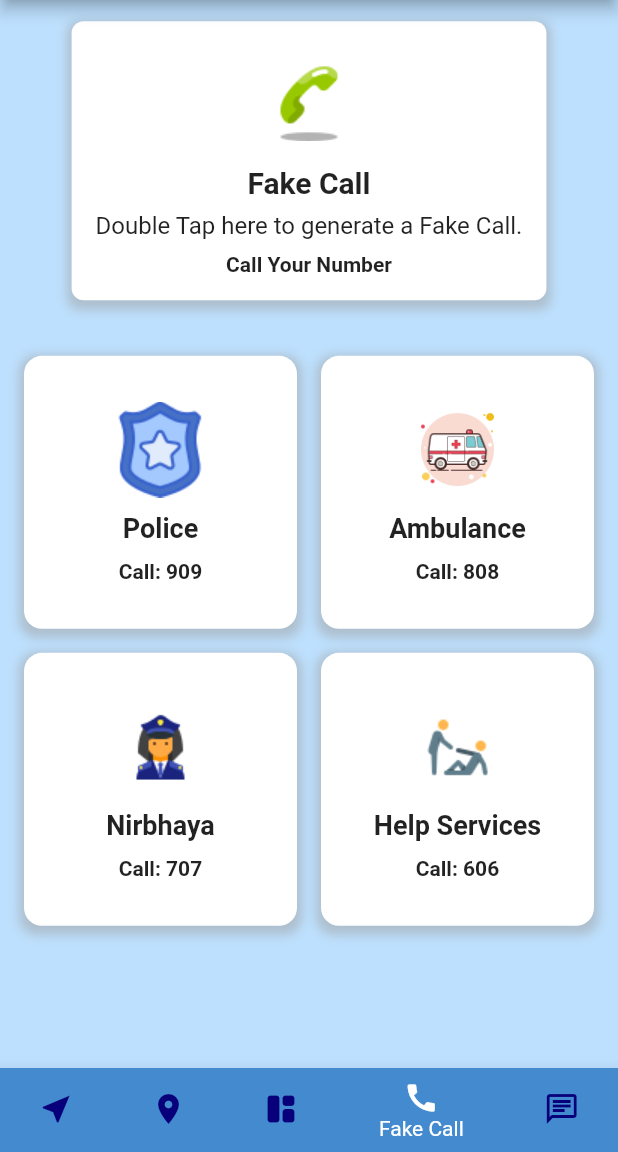
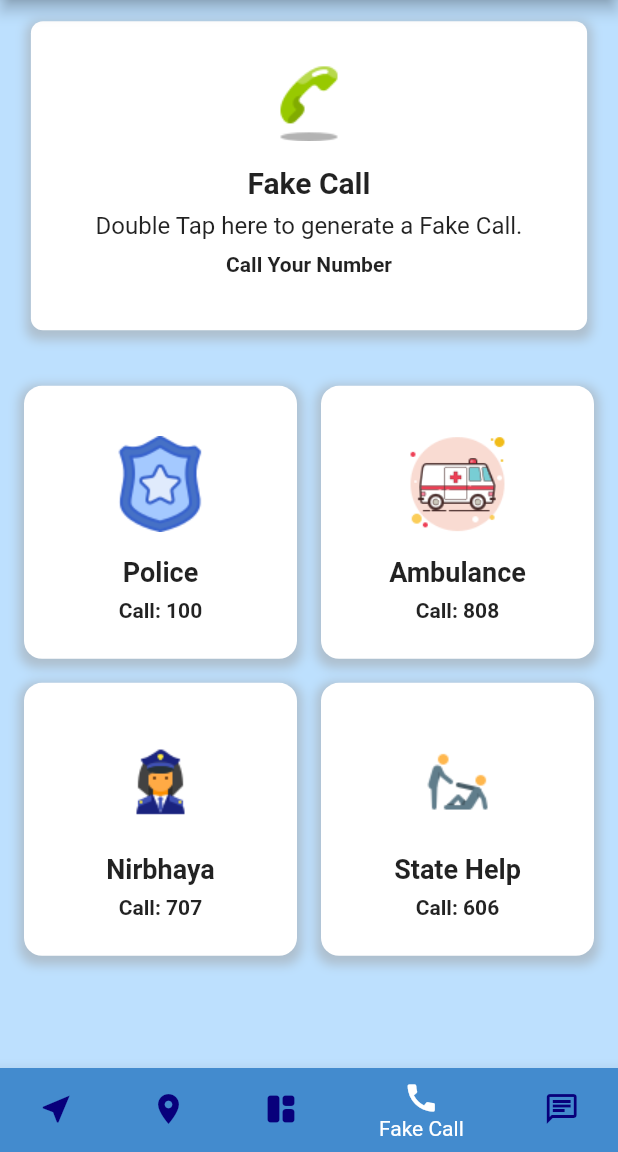
Before and after one commit to adityashah841/Rakshika-Kavach-2023, a Flutter app: the screen it shows after launch, item 4 of the bottom bar chosen, on a phone screen of 412 x 824 dp, the part 84-1236 px from its top. Run offline on Flutter 3.47's test engine with Material 2 defaults, Android fonts, the phone set to English and light mode, and no system bars; our stand-ins replace fluttertoast, geolocator; missing offline and left inert: flutter_callkit_incoming, flutter_phone_direct_caller, kommunicate_flutter.

Commit message:
Integration initiated

```diff
--- a/women_safety_app/lib/screens/fake_call_screen.dart
+++ b/women_safety_app/lib/screens/fake_call_screen.dart
@@ -4,9 +4,48 @@ import 'package:flutter_callkit_incoming/flutter_callkit_incoming.dart';
 import 'package:flutter_phone_direct_caller/flutter_phone_direct_caller.dart';
 import 'package:women_safety_app/components/app_bar.dart';
 import 'package:women_safety_app/utils/color.dart';
+import 'package:geolocator/geolocator.dart';
+import 'package:fluttertoast/fluttertoast.dart';
 
 class FakeCallScreen extends StatelessWidget {
   const FakeCallScreen({super.key});
+
+  Future<List<String>?> getCurrentLocation() async {
+    bool serviceEnabled;
+    LocationPermission permission;
+
+    serviceEnabled = await Geolocator.isLocationServiceEnabled();
+    if (!serviceEnabled) {
+      Fluttertoast.showToast(
+          msg: 'Please enable location services on your device.');
+      return null;
+    }
+
+    permission = await Geolocator.checkPermission();
+    if (permission == LocationPermission.denied) {
+      permission = await Geolocator.requestPermission();
+      if (permission == LocationPermission.denied) {
+        Fluttertoast.showToast(
+            msg:
+                'Location permissions are permanently denied, we cannot request permission');
+        return null;
+      }
+    }
+
+    Position position;
+    try {
+      position = await Geolocator.getCurrentPosition();
+    } catch (e) {
+      Fluttertoast.showToast(
+          msg: 'Error getting current location. Please try again later.');
+      return null;
+    }
+
+    String latitude = position.latitude.toString();
+    String longitude = position.longitude.toString();
+
+    return [latitude, longitude];
+  }
 
   _callNumber(String number) async {
     await FlutterPhoneDirectCaller.callNumber(number);
@@ -32,26 +71,26 @@ class FakeCallScreen extends StatelessWidget {
                 padding: const EdgeInsets.all(16.0),
                 children: [
                   _buildServiceCard(
+                    context,
                     name: "Police",
-                    description: "Description of the Police service",
                     image: 'assets/images/policeImage.png',
-                    number: "909",
+                    number: "100",
                   ),
                   _buildServiceCard(
+                    context,
                     name: "Ambulance",
-                    description: "Description of the Ambulance service",
                     image: 'assets/images/ambulanceImage.png',
                     number: "808",
                   ),
                   _buildServiceCard(
+                    context,
                     name: "Nirbhaya",
-                    description: "Description of the Nirbhaya service",
                     image: 'assets/images/femalePolice.png',
                     number: "707",
                   ),
-                  _buildServiceCard(
-                    name: "Help Services",
-                    description: "Description of the Help Services",
+                  _buildServiceAPICard(
+                    context,
+                    name: "State Help",
                     image: 'assets/images/helpImage.png',
                     number: "606",
                   ),
@@ -78,7 +117,7 @@ class FakeCallScreen extends StatelessWidget {
           textDecline: "Decline",
           duration: 300000,
           extra: {'userId': "098xyz765uvw"},
-          android:  AndroidParams(
+          android: AndroidParams(
             isCustomNotification: true,
             isShowLogo: false,
             ringtonePath: "system_ringtone_default",
@@ -107,6 +146,8 @@ class FakeCallScreen extends StatelessWidget {
         await FlutterCallkitIncoming.showCallkitIncoming(params);
       },
       child: Container(
+        width: MediaQuery.of(context).size.width * 0.9,
+        height: MediaQuery.of(context).size.height * 0.25,
         margin: const EdgeInsets.all(16.0),
         padding: const EdgeInsets.all(16.0),
         decoration: BoxDecoration(
@@ -154,18 +195,22 @@ class FakeCallScreen extends StatelessWidget {
     );
   }
 
-  Widget _buildServiceCard({
+  Widget _buildServiceCard(
+    BuildContext context, {
     required String name,
-    required String description,
     required String image,
     required String number,
   }) {
+    double screenWidth = MediaQuery.of(context).size.width;
+    // double screenHeight = MediaQuery.of(context).size.height;
+
     return GestureDetector(
       onTap: () {
         _callNumber(number);
       },
       child: Container(
         padding: const EdgeInsets.all(16.0),
+        width: screenWidth * 0.4,
         decoration: BoxDecoration(
           color: Colors.white,
           borderRadius: BorderRadius.circular(12.0),
@@ -183,11 +228,11 @@ class FakeCallScreen extends StatelessWidget {
           children: [
             Image.asset(
               image,
-              width: 64.0,
-              height: 64.0,
+              width: screenWidth * 0.2,
+              height: screenWidth * 0.2,
             ),
             const SizedBox(
-              height: 10.0,
+              height: 7.0,
             ),
             Text(
               name,
@@ -198,15 +243,72 @@ class FakeCallScreen extends StatelessWidget {
               textAlign: TextAlign.center,
             ),
             const SizedBox(
-              height: 10.0,
+              height: 7.0,
             ),
-            // Text(
-            //   description,
-            //   style: const TextStyle(
-            //     fontSize: 14.0,
-            //   ),
-            //   textAlign: TextAlign.center,
-            // ),
+            Text(
+              "Call: $number",
+              style: const TextStyle(
+                fontSize: 14.0,
+                fontWeight: FontWeight.bold,
+              ),
+              textAlign: TextAlign.center,
+            ),
+          ],
+        ),
+      ),
+    );
+  }
+
+  Widget _buildServiceAPICard(
+    BuildContext context, {
+    required String name,
+    required String image,
+    required String number,
+  }) {
+    double screenWidth = MediaQuery.of(context).size.width;
+    // double screenHeight = MediaQuery.of(context).size.height;
+
+    return GestureDetector(
+      onTap: () {
+        _callNumber(number);
+      },
+      child: Container(
+        padding: const EdgeInsets.all(16.0),
+        width: screenWidth * 0.4,
+        decoration: BoxDecoration(
+          color: Colors.white,
+          borderRadius: BorderRadius.circular(12.0),
+          boxShadow: [
+            BoxShadow(
+              color: Colors.grey.withOpacity(0.5),
+              spreadRadius: 3,
+              blurRadius: 5,
+              offset: const Offset(0, 3),
+            ),
+          ],
+        ),
+        child: Column(
+          mainAxisAlignment: MainAxisAlignment.center,
+          children: [
+            Image.asset(
+              image,
+              width: screenWidth * 0.2,
+              height: screenWidth * 0.2,
+            ),
+            const SizedBox(
+              height: 7.0,
+            ),
+            Text(
+              name,
+              style: const TextStyle(
+                fontSize: 18.0,
+                fontWeight: FontWeight.bold,
+              ),
+              textAlign: TextAlign.center,
+            ),
+            const SizedBox(
+              height: 7.0,
+            ),
             Text(
               "Call: $number",
               style: const TextStyle(
--- a/women_safety_app/lib/screens/general_chat_screen.dart
+++ b/women_safety_app/lib/screens/general_chat_screen.dart
@@ -104,11 +104,11 @@ class _GeneralChatScreenState extends State<GeneralChatScreen>
 
                   KommunicateFlutterPlugin.buildConversation(conversationObject)
                       .then((clientConversationId) {
-                    print("Conversation builder success : " +
-                        clientConversationId.toString());
+                    // print("Conversation builder success : " +
+                    //     clientConversationId.toString());
                   }).catchError(
                     (error) {
-                      print("Conversation builder error : " + error.toString());
+                      // print("Conversation builder error : " + error.toString());
                     },
                   );
                 },
```
